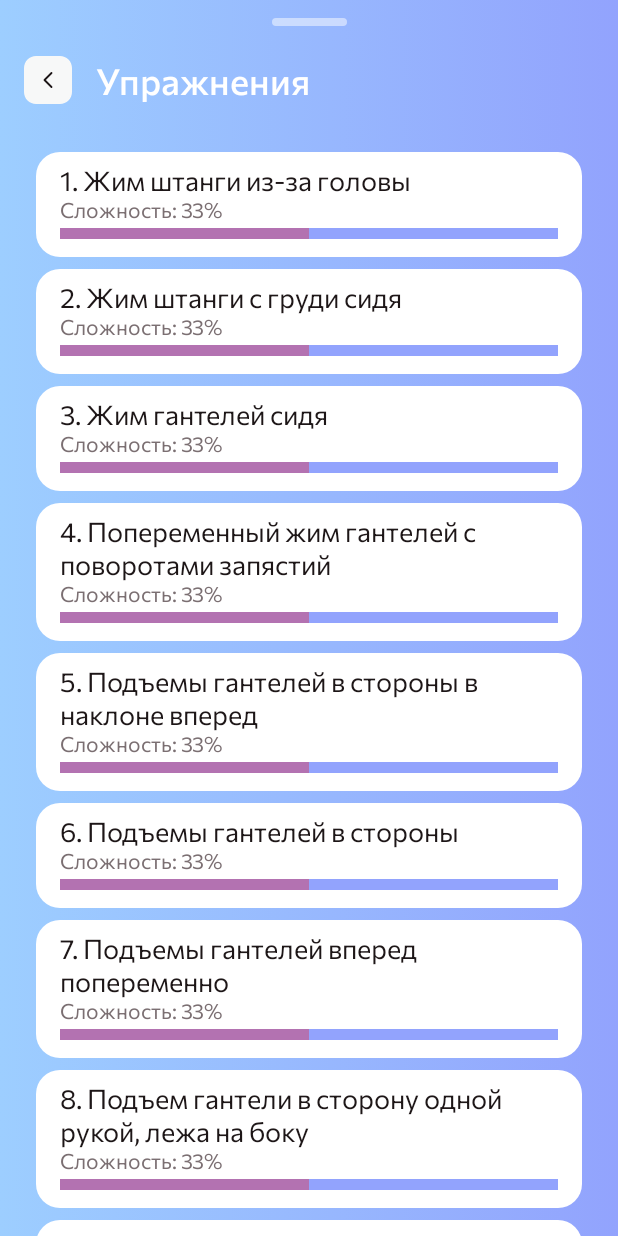
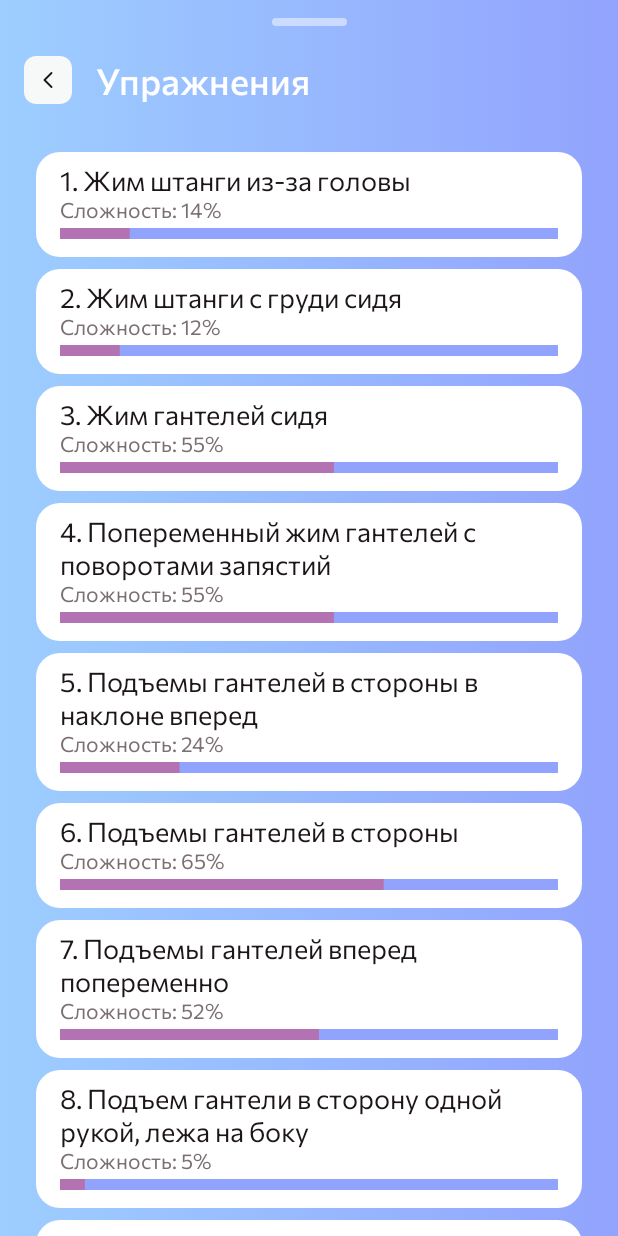
Before and after one commit to diman240798/FitnessApp-Compose, an Android app built with Jetpack Compose: the screen it shows after launch (MainActivity), after a tap on "Плечи", on a phone screen of 412 x 824 dp. Run offline under Robolectric (Android 15) with nearby library versions, the phone set to English and light mode, and no system bars; our stand-ins replace accompanist; 1 statement that could not run was skipped.

Commit message:
some ui fixes

```diff
--- a/app/src/main/java/com/yvkalume/fitnessapp/presentation/component/exercise/ExerciseItem.kt
+++ b/app/src/main/java/com/yvkalume/fitnessapp/presentation/component/exercise/ExerciseItem.kt
@@ -9,6 +9,8 @@ import androidx.compose.foundation.layout.fillMaxHeight
 import androidx.compose.foundation.layout.fillMaxWidth
 import androidx.compose.foundation.layout.height
 import androidx.compose.foundation.layout.padding
+import androidx.compose.foundation.layout.size
+import androidx.compose.foundation.layout.width
 import androidx.compose.foundation.shape.RoundedCornerShape
 import androidx.compose.material.Text
 import androidx.compose.runtime.Composable
@@ -61,6 +63,7 @@ fun ExerciseItem(data: Exercises, onClick: () -> Unit = {}) {
             imageVector = ImageVector.vectorResource(id = R.drawable.ic_next),
             contentDescription = "Android",
             modifier = Modifier
+                .size(60.dp)
                 .align(Alignment.CenterEnd)
                 .padding(12.dp, 0.dp)
         )
--- a/app/src/main/java/com/yvkalume/fitnessapp/presentation/component/exerciselist/ExerciseListItem.kt
+++ b/app/src/main/java/com/yvkalume/fitnessapp/presentation/component/exerciselist/ExerciseListItem.kt
@@ -20,7 +20,7 @@ import com.yvkalume.fitnessapp.presentation.theme.activeProgress
 import com.yvkalume.fitnessapp.presentation.theme.backgroundProgress
 
 @Composable
-fun ExerciseListItem(exerciseName: String, onClick: () -> Unit = {}) {
+fun ExerciseListItem(name: String, difficulty: Int, onClick: () -> Unit = {}) {
     Column(
         modifier = Modifier
             .fillMaxWidth()
@@ -31,19 +31,19 @@ fun ExerciseListItem(exerciseName: String, onClick: () -> Unit = {}) {
             }
     ) {
         Text(
-            text = exerciseName,
+            text = name,
             style = Typography.body1,
             modifier = Modifier.padding(16.dp, 8.dp, 16.dp)
         )
 
         Text(
-            text = "Сложность: 33%",
+            text = "Сложность: $difficulty%",
             style = Typography.caption,
             modifier = Modifier.padding(16.dp, 0.dp)
         )
 
         LinearProgressIndicator(
-            progress = 0.5f,
+            progress = (difficulty.toFloat() / 100),
             modifier = Modifier
                 .fillMaxWidth()
                 .background(Color.Transparent, shape = RoundedCornerShape(99.dp))
--- a/app/src/main/java/com/yvkalume/fitnessapp/presentation/screen/exerciselist/ExerciseListScreen.kt
+++ b/app/src/main/java/com/yvkalume/fitnessapp/presentation/screen/exerciselist/ExerciseListScreen.kt
@@ -34,6 +34,7 @@ import com.yvkalume.fitnessapp.presentation.component.exerciselist.ExerciseListI
 import com.yvkalume.fitnessapp.presentation.theme.Typography
 import com.yvkalume.fitnessapp.presentation.theme.White
 import com.yvkalume.fitnessapp.presentation.theme.horizontalGradient
+import kotlin.random.Random
 
 @Composable
 fun ExercisesListScreen(navController: NavHostController, type: Exercises) {
@@ -92,7 +93,7 @@ fun ExercisesListScreen(navController: NavHostController, type: Exercises) {
 
                 for ((index, name) in exercieses.withIndex()) {
                     item {
-                        ExerciseListItem(name) {
+                        ExerciseListItem(name, Random.nextInt(98) + 2) {
                             navController.navigate(
                                 Screens.WebView.createRoute(
                                     "file:///android_asset/file/n${type.ordinal + 1}s${index + 1}.html"
```
Also changed, not shown: app/src/main/java/com/yvkalume/fitnessapp/presentation/component/program/ProgramItem.kt (+9 -3 lines).
